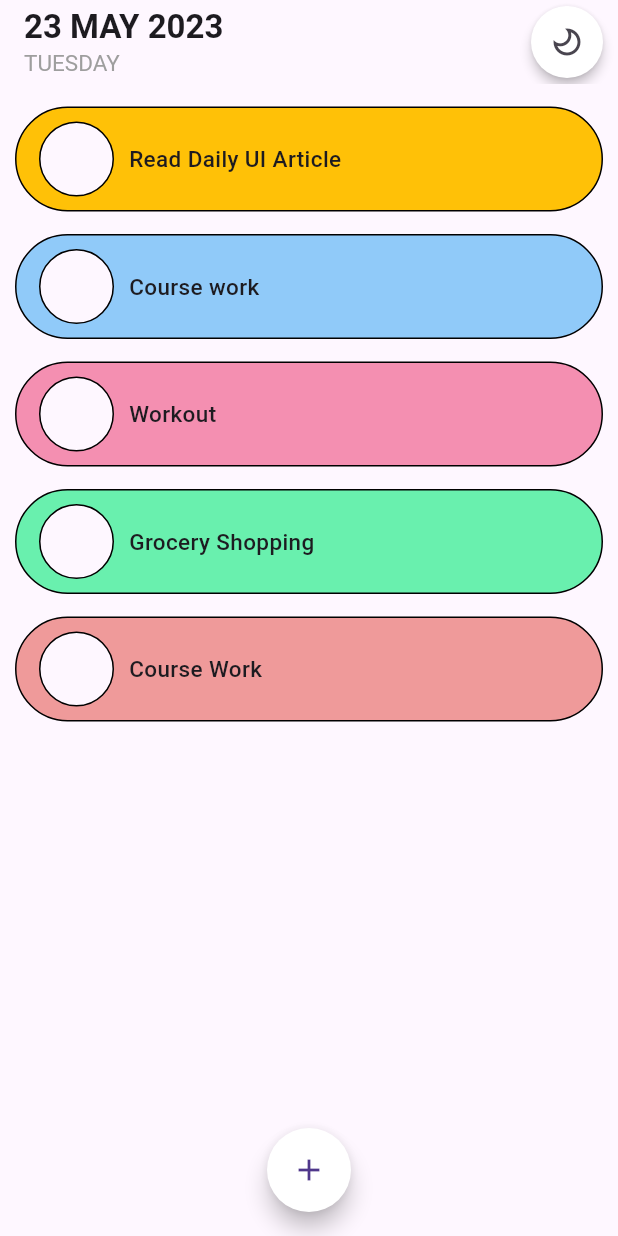
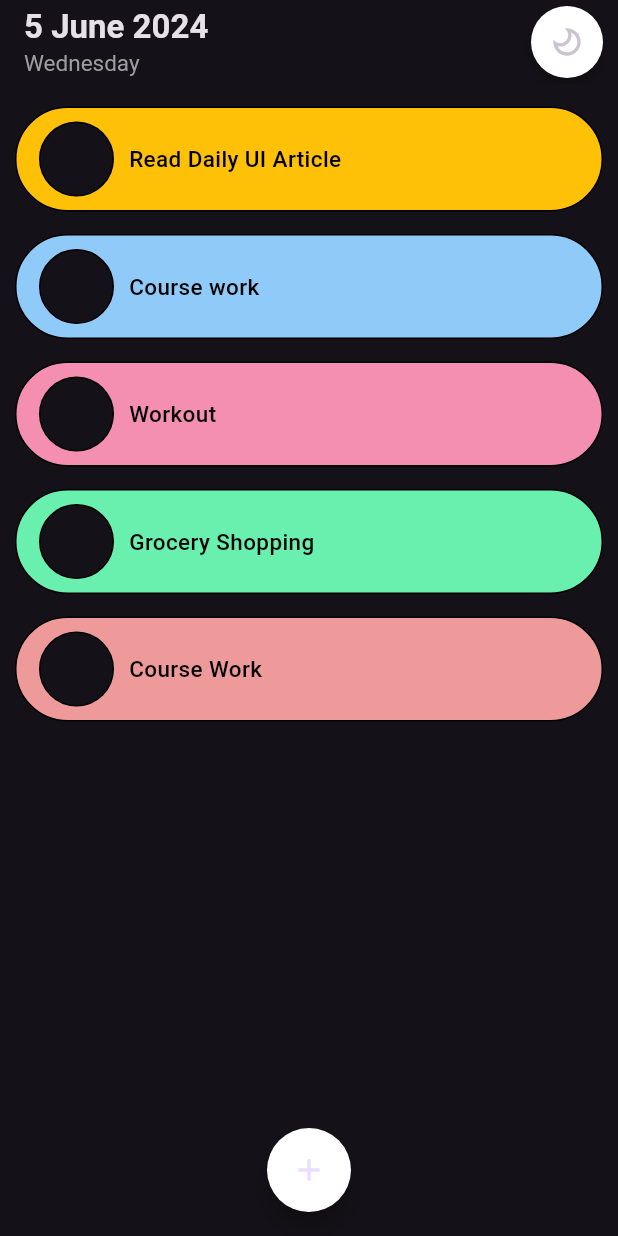
Before and after one commit to inzamam9494/ToDo-app, a Flutter app: the screen it shows after launch, after a tap on the "dark mode" icon, on a phone screen of 412 x 824 dp. Run offline on Flutter 3.47's test engine with Material 3 defaults, Android fonts, the phone set to English and light mode, and no system bars; drawn by our look-alikes of flutter_slidable, roundcheckbox; our stand-ins replace date_format, hive, hive_flutter; accounts and stored records are empty.

Commit message:
TO DO App Completed

```diff
--- /dev/null
+++ b/lib/data/database.dart
@@ -0,0 +1,30 @@
+import 'package:flutter/material.dart';
+import 'package:hive/hive.dart';
+
+class ToDoDataBase {
+  List todoList = [];
+
+  final _myBox = Hive.box('mybox');
+
+  // run the method if this is the first time ever opening the app
+  void createInitialData() {
+    todoList = [
+      ["Read Daily UI Article", Colors.amber],
+      ["Course work", Colors.blue.shade200],
+      ["Workout", Colors.pink.shade200],
+      ["Grocery Shopping", Colors.greenAccent.shade200],
+      ["Course Work", Colors.red.shade200],
+    ];
+  }
+
+//   load the data from database
+void loadData(){
+    todoList = _myBox.get("TODOLIST");
+}
+
+// update the database
+void updateDataBase(){
+    _myBox.put("TODOLIST", todoList);
+}
+
+}
--- a/lib/home_page.dart
+++ b/lib/home_page.dart
@@ -1,47 +1,70 @@
+import 'package:date_format/date_format.dart';
 import 'package:flutter/material.dart';
-import 'package:flutter_slidable/flutter_slidable.dart';
-import 'package:to_do_app/widget/bottom_sheet.dart';
+import 'package:hive_flutter/hive_flutter.dart';
+import 'package:intl/intl.dart';
+import 'package:to_do_app/data/database.dart';
 import 'package:to_do_app/widget/color_choosing.dart';
 import 'package:to_do_app/widget/todo_tile.dart';
 
 class HomePage extends StatefulWidget {
-  const HomePage({super.key});
+  final VoidCallback toggleTheme;
+  const HomePage({super.key,required this.toggleTheme});
 
   @override
   State<HomePage> createState() => _HomePageState();
 }
 
+DateTime now = DateTime.now();
+
 class _HomePageState extends State<HomePage> {
-  final List todoList = [
-    ["Read Daily UI Article", Colors.amber],
-    ["Course work", Colors.blue.shade200],
-    ["Workout", Colors.pink.shade200],
-    ["Grocery Shopping", Colors.greenAccent.shade200],
-    ["Course Work", Colors.red.shade200],
-  ];
 
+  // reference the hive box
+  final _myBox = Hive.box('mybox');
 
+  bool isDarkMode = false;
+
+  // void toggleTheme() {
+  //   setState(() {
+  //     isDarkMode = !isDarkMode;
+  //   });
+  // }
+
+  ToDoDataBase db = ToDoDataBase();
 
   TextEditingController textEditingController = TextEditingController();
   Color selectedColor = Colors.amber;
 
   void saveNewTask(){
     setState(() {
-      todoList.add([textEditingController.text, selectedColor]);
+      db.todoList.add([textEditingController.text, selectedColor]);
     });
     textEditingController.clear();
+    db.updateDataBase();
   }
 
   void updateSelectColor(Color color){
     setState(() {
       selectedColor = color;
     });
+    db.updateDataBase();
   }
 
   void deleteToDoList(int index){
     setState(() {
-      todoList.removeAt(index);
+      db.todoList.removeAt(index);
     });
+    db.updateDataBase();
+  }
+
+  @override
+  void initState() {
+    // TODO: implement initState
+    if(_myBox.get("TODOLIST") == null){
+      db.createInitialData();
+    }else{
+      db.loadData();
+    };
+    super.initState();
   }
 
   @override
@@ -92,16 +115,17 @@ class _HomePageState extends State<HomePage> {
         ),
         appBar: AppBar(
           title: Container(
-            child: const Column(
+            child:  Column(
               crossAxisAlignment: CrossAxisAlignment.start,
               children: [
                 Text(
-                  "23 MAY 2023",
-                  style: TextStyle(fontWeight: FontWeight.w700),
+                  "${now.day} ${DateFormat.LLLL().format(now)} ${now.year}",
+                  // now.copyWith(day: now.day + now.month + now.year, ).toString(),
+                  style: const TextStyle(fontWeight: FontWeight.w700),
                 ),
                 Text(
-                  "TUESDAY",
-                  style: TextStyle(fontSize: 15, color: Colors.grey),
+                  DateFormat.EEEE().format(now),
+                  style: const TextStyle(fontSize: 15, color: Colors.grey),
                 )
               ],
             ),
@@ -114,7 +138,7 @@ class _HomePageState extends State<HomePage> {
                 elevation: 3,
                 borderRadius: BorderRadius.circular(30),
                 child: IconButton(
-                  onPressed: () {},
+                  onPressed: widget.toggleTheme,
                   icon: Transform.flip(
                       flipX: true, child: const Icon(Icons.dark_mode_outlined)),
                 ),
@@ -127,10 +151,10 @@ class _HomePageState extends State<HomePage> {
           margin: const EdgeInsets.only(left: 10, right: 10, bottom: 10),
           height: double.maxFinite,
           child: ListView.builder(
-              itemCount: todoList.length,
+              itemCount: db.todoList.length,
               itemBuilder: (context, index) {
-                String todoText = todoList[index][0];
-                Color todoColor = todoList[index][1];
+                String todoText = db.todoList[index][0];
+                Color todoColor = db.todoList[index][1];
                 return Container(
                     child: ToDoTile(
                       myText: todoText,
--- a/lib/main.dart
+++ b/lib/main.dart
@@ -1,18 +1,39 @@
 import 'package:flutter/material.dart';
+import 'package:hive_flutter/hive_flutter.dart';
 import 'package:to_do_app/home_page.dart';
 
-void main(){
+void main() async{
+
+  await Hive.initFlutter();
+  var box = await Hive.openBox('mybox');
+
   runApp(const MyApp());
 }
 
-class MyApp extends StatelessWidget {
+class MyApp extends StatefulWidget {
   const MyApp({super.key});
 
   @override
+  State<MyApp> createState() => _MyAppState();
+}
+
+class _MyAppState extends State<MyApp> {
+  bool isDarkMode = false;
+
+  void toggleTheme() {
+    setState(() {
+      isDarkMode = !isDarkMode;
+    });
+  }
+
+  @override
   Widget build(BuildContext context) {
-    return const MaterialApp(
+    return  MaterialApp(
+      theme: ThemeData.light(),
+      darkTheme: ThemeData.dark(),
+      themeMode: isDarkMode ? ThemeMode.dark : ThemeMode.light,
       debugShowCheckedModeBanner: false,
-      home: HomePage(),
+      home: HomePage(toggleTheme: toggleTheme),
     );
   }
 }
--- a/lib/widget/todo_tile.dart
+++ b/lib/widget/todo_tile.dart
@@ -47,6 +47,7 @@ class ToDoTile extends StatelessWidget {
               ),
                Text(myText,
               style: const TextStyle(
+                color: Colors.black,
                 fontWeight: FontWeight.w500,
                 fontSize: 15
               ),)
--- a/pubspec.yaml
+++ b/pubspec.yaml
@@ -41,6 +41,8 @@ dependencies:
   hive_generator: ^2.0.1
   build_runner: ^2.4.9
   roundcheckbox: ^2.0.5
+  date_format: ^2.0.7
+  intl: ^0.19.0
 
 dev_dependencies:
   flutter_test:
```
Also changed, not shown: lib/widget/bottom_sheet.dart (deleted, +0 -46 lines), pubspec.lock.
